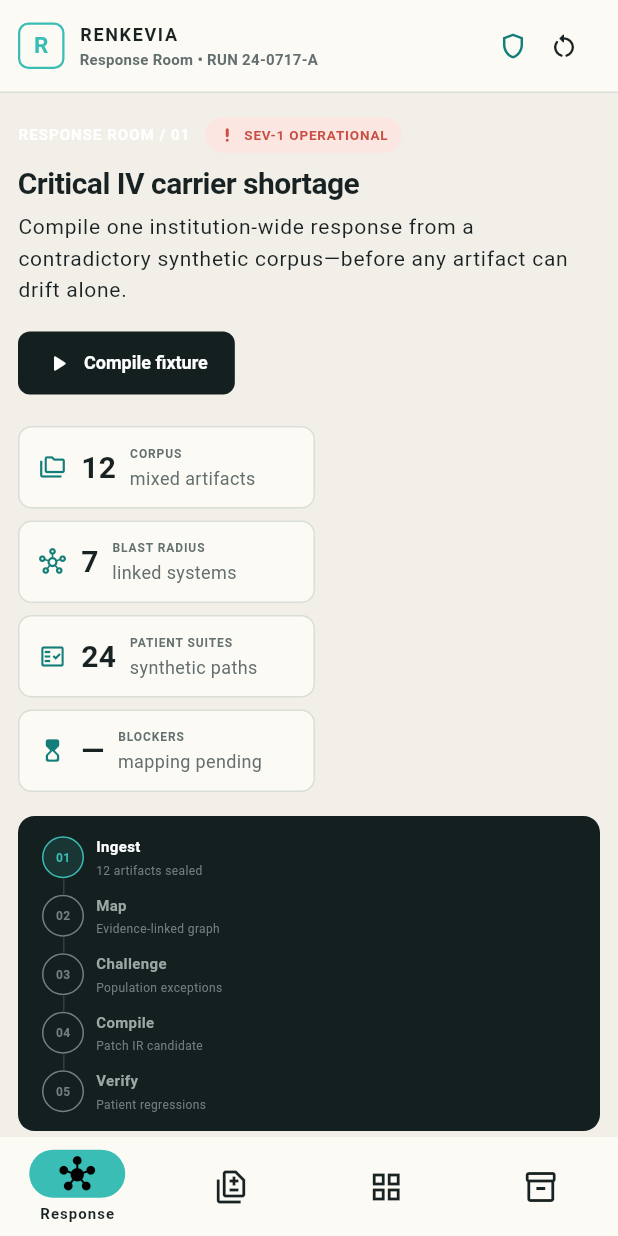
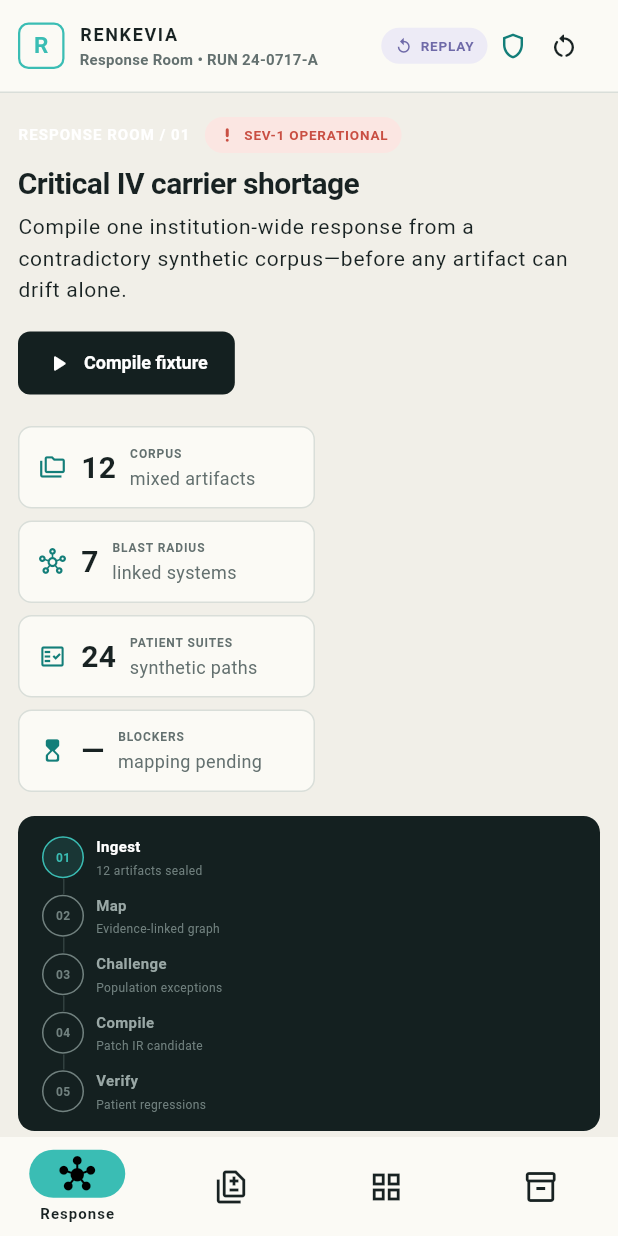
Before and after one commit to Elbrak17/renkevia, a Flutter app: the screen it shows after launch, on a phone screen of 412 x 824 dp. Run offline on Flutter 3.47's test engine with Material 3 defaults, Android fonts, the phone set to English and light mode, and no system bars; missing offline and left inert: dart:html.

Commit message:
feat: connect Flutter to deterministic core

```diff
--- a/app/lib/src/app.dart
+++ b/app/lib/src/app.dart
@@ -1,10 +1,13 @@
 import 'package:flutter/material.dart';
 import 'package:renkevia/src/core/theme/renkevia_theme.dart';
+import 'package:renkevia/src/data/demo_run_gateway.dart';
 import 'package:renkevia/src/features/workspace/demo_run_controller.dart';
 import 'package:renkevia/src/features/workspace/workspace_shell.dart';
 
 class RenkeviaApp extends StatefulWidget {
-  const RenkeviaApp({super.key});
+  const RenkeviaApp({super.key, this.gateway});
+
+  final DemoRunGateway? gateway;
 
   @override
   State<RenkeviaApp> createState() => _RenkeviaAppState();
@@ -16,7 +19,7 @@ class _RenkeviaAppState extends State<RenkeviaApp> {
   @override
   void initState() {
     super.initState();
-    _controller = DemoRunController();
+    _controller = DemoRunController(gateway: widget.gateway);
   }
 
   @override
--- /dev/null
+++ b/app/lib/src/data/demo_run_gateway.dart
@@ -0,0 +1,8 @@
+import 'demo_run_gateway_contract.dart';
+import 'demo_run_gateway_stub.dart'
+    if (dart.library.html) 'demo_run_gateway_web.dart';
+
+export 'demo_run_gateway_contract.dart';
+export 'demo_run_gateway_fixture.dart';
+
+DemoRunGateway createDemoRunGateway() => createPlatformDemoRunGateway();
--- /dev/null
+++ b/app/lib/src/data/demo_run_gateway_contract.dart
@@ -0,0 +1,91 @@
+abstract interface class DemoRunGateway {
+  String get modeLabel;
+  bool get isConnected;
+
+  Future<CandidateRunResult> compileCandidate();
+  Future<RecompileRunResult> recompilePatch();
+  Future<SimulationRunResult> runSimulation();
+  Future<AuditRunResult> runSpecialistAudit();
+}
+
+class CandidateRunResult {
+  const CandidateRunResult({
+    required this.patchVersion,
+    required this.diffCount,
+    required this.pathwayCount,
+    required this.passedPathways,
+    required this.assertionCount,
+    required this.passedAssertions,
+    required this.blockerIds,
+    required this.finalCommitAllowed,
+  });
+
+  final String patchVersion;
+  final int diffCount;
+  final int pathwayCount;
+  final int passedPathways;
+  final int assertionCount;
+  final int passedAssertions;
+  final List<String> blockerIds;
+  final bool finalCommitAllowed;
+}
+
+class RecompileRunResult {
+  const RecompileRunResult({
+    required this.patchVersion,
+    required this.diffCount,
+    required this.status,
+    required this.finalCommitAllowed,
+  });
+
+  final String patchVersion;
+  final int diffCount;
+  final String status;
+  final bool finalCommitAllowed;
+}
+
+class SimulationRunResult {
+  const SimulationRunResult({
+    required this.patchVersion,
+    required this.pathwayCount,
+    required this.passedPathways,
+    required this.assertionCount,
+    required this.passedAssertions,
+    required this.provenanceCoverage,
+    required this.exactRollbackVerified,
+    required this.finalCommitAllowed,
+  });
+
+  final String patchVersion;
+  final int pathwayCount;
+  final int passedPathways;
+  final int assertionCount;
+  final int passedAssertions;
+  final int provenanceCoverage;
+  final bool exactRollbackVerified;
+  final bool finalCommitAllowed;
+}
+
+class AuditRunResult {
+  const AuditRunResult({
+    required this.reviewCount,
+    required this.roles,
+    required this.preservedDissentIds,
+    required this.approvalControlEnabled,
+    required this.finalCommitAllowed,
+  });
+
+  final int reviewCount;
+  final List<String> roles;
+  final List<String> preservedDissentIds;
+  final bool approvalControlEnabled;
+  final bool finalCommitAllowed;
+}
+
+class DemoGatewayContractError implements Exception {
+  const DemoGatewayContractError(this.message);
+  final String message;
+
+  @override
+  String toString() => message;
+}
--- /dev/null
+++ b/app/lib/src/data/demo_run_gateway_stub.dart
@@ -0,0 +1,4 @@
+import 'demo_run_gateway_contract.dart';
+import 'demo_run_gateway_fixture.dart';
+
+DemoRunGateway createPlatformDemoRunGateway() => const FixtureReplayGateway();
--- a/app/lib/src/features/workspace/workspace_shell.dart
+++ b/app/lib/src/features/workspace/workspace_shell.dart
@@ -34,6 +34,8 @@ class WorkspaceShell extends StatelessWidget {
                     child: Column(
                       children: [
                         _CommandBar(controller: controller),
+                        if (controller.lastGatewayError case final error?)
+                          _GatewayErrorBanner(message: error),
                         Expanded(child: _SectionBody(controller: controller)),
                       ],
                     ),
@@ -61,6 +63,8 @@ class _MobileWorkspace extends StatelessWidget {
       child: Column(
         children: [
           _MobileCommandBar(controller: controller),
+          if (controller.lastGatewayError case final error?)
+            _GatewayErrorBanner(message: error),
           Expanded(child: _SectionBody(controller: controller)),
           DecoratedBox(
             decoration: const BoxDecoration(
@@ -166,6 +170,19 @@ class _MobileCommandBar extends StatelessWidget {
               ],
             ),
           ),
+          StatusPill(
+            label: controller.isConnectedCore ? 'CORE' : 'REPLAY',
+            icon: controller.isConnectedCore
+                ? Icons.cable_rounded
+                : Icons.replay_outlined,
+            foreground: controller.isConnectedCore
+                ? RenkeviaColors.cyanDark
+                : RenkeviaColors.violet,
+            background: controller.isConnectedCore
+                ? RenkeviaColors.cyanWash
+                : const Color(0xFFEDEBF6),
+          ),
+          const SizedBox(width: 7),
           const Tooltip(
             message: 'Synthetic fixture • no PHI',
             child: Icon(
@@ -232,15 +249,21 @@ class _CommandBar extends StatelessWidget {
                 background: RenkeviaColors.cyanWash,
               ),
               const SizedBox(width: 8),
-              if (!compact) ...[
-                const StatusPill(
-                  label: 'FIXTURE REPLAY',
-                  icon: Icons.replay_outlined,
-                  foreground: RenkeviaColors.violet,
-                  background: Color(0xFFEDEBF6),
-                ),
-                const SizedBox(width: 12),
-              ],
+              StatusPill(
+                label: compact
+                    ? (controller.isConnectedCore ? 'CORE' : 'REPLAY')
+                    : controller.executionModeLabel,
+                icon: controller.isConnectedCore
+                    ? Icons.cable_rounded
+                    : Icons.replay_outlined,
+                foreground: controller.isConnectedCore
+                    ? RenkeviaColors.cyanDark
+                    : RenkeviaColors.violet,
+                background: controller.isConnectedCore
+                    ? RenkeviaColors.cyanWash
+                    : const Color(0xFFEDEBF6),
+              ),
+              const SizedBox(width: 12),
               IconButton(
                 onPressed: controller.resetFixture,
                 tooltip: 'Reset synthetic run',
@@ -262,6 +285,47 @@ class _CommandBar extends StatelessWidget {
             ],
           );
         },
+      ),
+    );
+  }
+}
+
+class _GatewayErrorBanner extends StatelessWidget {
+  const _GatewayErrorBanner({required this.message});
+
+  final String message;
+
+  @override
+  Widget build(BuildContext context) {
+    return Semantics(
+      liveRegion: true,
+      label: message,
+      child: Container(
+        key: const Key('gateway-error-banner'),
+        width: double.infinity,
+        padding: const EdgeInsets.symmetric(horizontal: 16, vertical: 9),
+        color: RenkeviaColors.dangerWash,
+        child: Row(
+          children: [
+            const Icon(
+              Icons.gpp_bad_outlined,
+              color: RenkeviaColors.danger,
+              size: 17,
+            ),
+            const SizedBox(width: 8),
+            Expanded(
+              child: Text(
+                message,
+                maxLines: 2,
+                overflow: TextOverflow.ellipsis,
+                style: Theme.of(context).textTheme.bodyMedium?.copyWith(
+                  color: RenkeviaColors.danger,
+                  fontWeight: FontWeight.w700,
+                ),
+              ),
+            ),
+          ],
+        ),
       ),
     );
   }
```
Also changed, not shown: app/lib/src/data/demo_run_gateway_fixture.dart (added, +69 -0 lines), app/lib/src/data/demo_run_gateway_web.dart (added, +131 -0 lines), app/lib/src/features/workspace/demo_run_controller.dart (+87 -4 lines), 3 other files.
